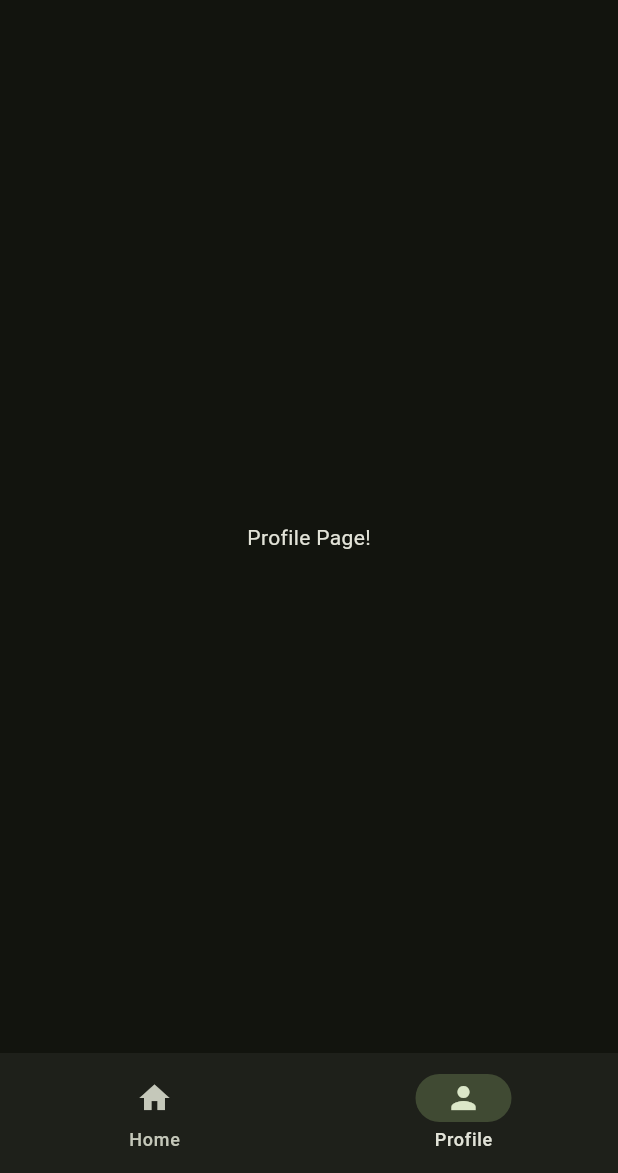
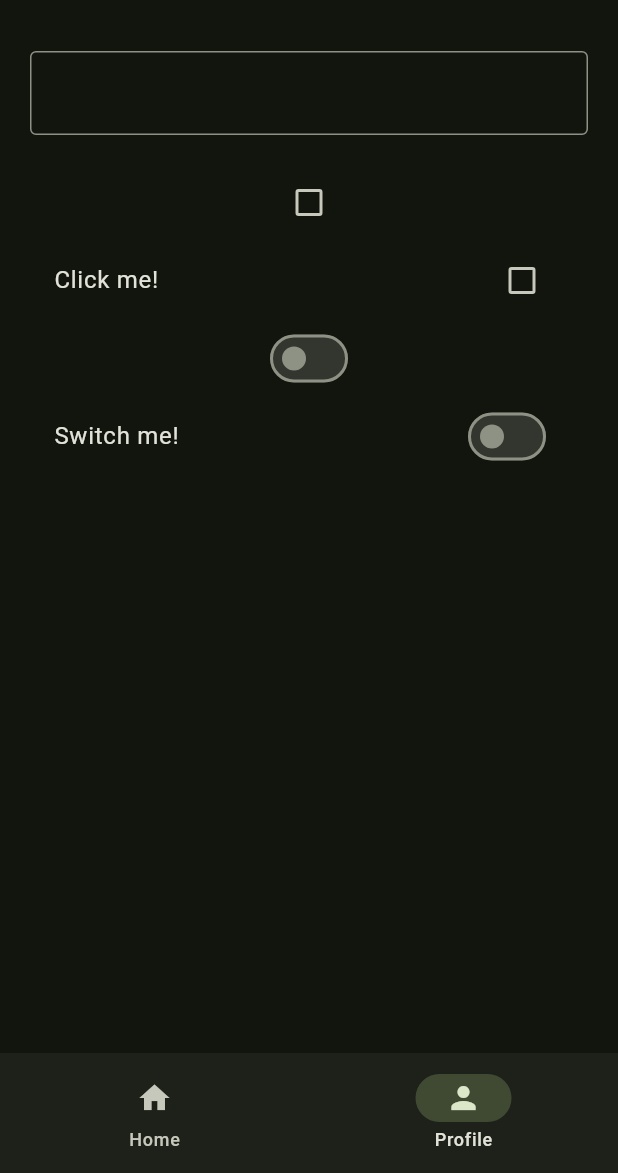
Before and after one commit to rizwanmustafa/summer-2025-internship-flutter_mapp-flutter_course, a Flutter app: the screen it shows after launch, item 2 of the bottom bar chosen, on a phone screen of 412 x 824 dp, the part 63-1236 px from its top. Run offline on Flutter 3.47's test engine with Material 3 defaults, Android fonts, the phone set to English and light mode, and no system bars.

Commit message:
feat: completed till end of switchs

```diff
--- a/lib/views/pages/profile_page.dart
+++ b/lib/views/pages/profile_page.dart
@@ -1,10 +1,64 @@
 import 'package:flutter/material.dart';
 
-class ProfilePage extends StatelessWidget {
+class ProfilePage extends StatefulWidget {
   const ProfilePage({super.key});
 
   @override
+  State<ProfilePage> createState() => _ProfilePageState();
+}
+
+class _ProfilePageState extends State<ProfilePage> {
+  bool? isChecked = false;
+  bool isSwitched = false;
+
+  TextEditingController controller = TextEditingController();
+  @override
   Widget build(BuildContext context) {
-    return Center(child: Text('Profile Page!'));
+    return Padding(
+      padding: const EdgeInsets.all(20.0),
+      child: Column(
+        children: [
+          TextField(
+            decoration: InputDecoration(border: OutlineInputBorder()),
+            controller: controller,
+            onEditingComplete: () => setState(() {}),
+          ),
+          Text(controller.text),
+          Checkbox(
+            value: isChecked,
+            onChanged: (bool? newVal) => setState(() {
+              isChecked = newVal;
+            }),
+          ),
+
+          CheckboxListTile(
+            title: Text('Click me!'),
+            value: isChecked,
+            onChanged: (bool? newVal) => setState(() {
+              isChecked = newVal;
+            }),
+          ),
+
+          Switch(
+            value: isSwitched,
+            onChanged: (value) {
+              setState(() {
+                isSwitched = value;
+              });
+            },
+          ),
+
+          SwitchListTile(
+            title: Text('Switch me!'),
+            value: isSwitched,
+            onChanged: (value) {
+              setState(() {
+                isSwitched = value;
+              });
+            },
+          ),
+        ],
+      ),
+    );
   }
 }
```
